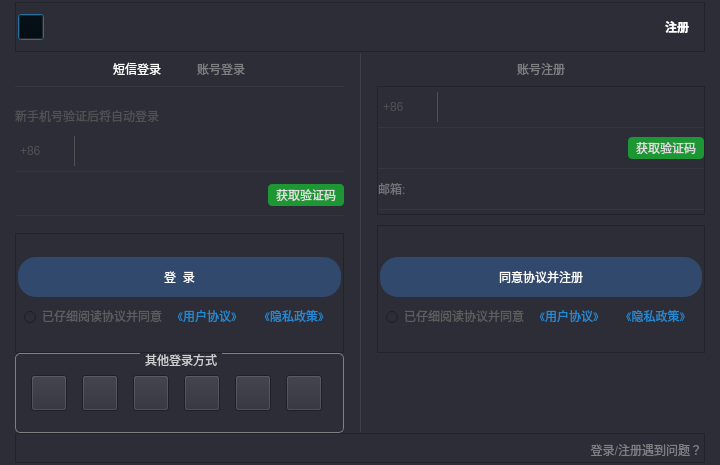
The window that VideoPlayer/login/NewLoginForm.ui (huizhang556/pc-video-player) describes before a commit, drawn with Qt 5.
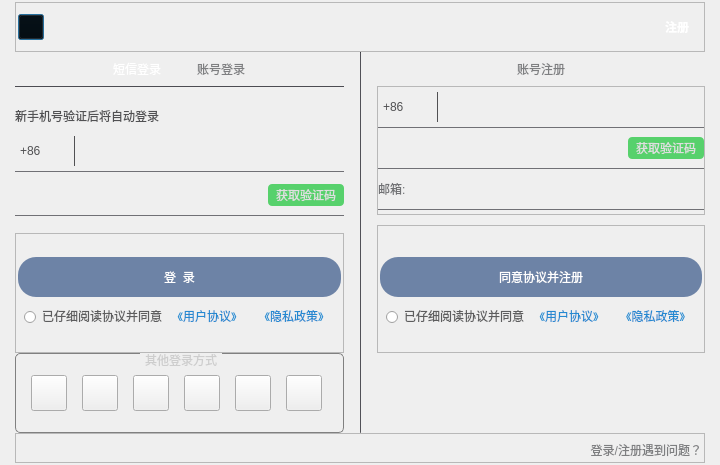
The same window after the commit. The open tabs and pages were chosen to show the change. Icons and pictures are not drawn. Custom widgets are drawn as their Qt base class.

The edit to the form file:
```diff
--- a/VideoPlayer/login/NewLoginForm.ui
+++ b/VideoPlayer/login/NewLoginForm.ui
@@ -20,10 +20,7 @@
    <string>Dialog</string>
   </property>
   <property name="styleSheet">
-   <string notr="true">QWidget
-{
-background-color: #2c2d36;
-}</string>
+   <string notr="true"/>
   </property>
   <layout class="QVBoxLayout" name="verticalLayout_45">
    <property name="spacing">
@@ -46,7 +43,8 @@
      <property name="styleSheet">
       <string notr="true">#frame_newLogin
 {
-border-radius: 6px;
+border-radius: 8px;
+border-image: url(:/images/bgpic/login_bg.png);
 }</string>
      </property>
      <layout class="QVBoxLayout" name="verticalLayout_21">
@@ -416,6 +414,26 @@
 #comboBox_area::drop-down
 {
 border: none;
+}
+
+QListView
+{
+color: #515153;
+font: 75 11pt &quot;Microsoft YaHei UI&quot;;
+background-color: #30333f;
+}
+
+QListView::item
+{
+height: 25px;
+border-radius: 3px;
+}
+
+QListView::item:hover
+{
+height: 28px;
+color: #ffffff;
+background-color: #32486d;
 }</string>
                            </property>
                            <item>
@@ -476,6 +494,7 @@
 color: white;
 font: 75 10pt &quot;Microsoft YaHei UI&quot;;
 padding-left: 5px;
+background-color: transparent;
 }
 
 QLineEdit:hover
@@ -564,6 +583,7 @@
 color: white;
 font: 75 10pt &quot;Microsoft YaHei UI&quot;;
 padding-left: 5px;
+background-color: transparent;
 }
 
 QLineEdit:hover
@@ -2380,6 +2400,26 @@
 #comboBox_regis_area::drop-down
 {
 border: none;
+}
+
+QListView
+{
+color: #515153;
+font: 75 11pt &quot;Microsoft YaHei UI&quot;;
+background-color: #30333f;
+}
+
+QListView::item
+{
+height: 25px;
+border-radius: 3px;
+}
+
+QListView::item:hover
+{
+height: 28px;
+color: #ffffff;
+background-color: #32486d;
 }</string>
                         </property>
                         <item>
@@ -2440,6 +2480,7 @@
 color: white;
 font: 75 10pt &quot;Microsoft YaHei UI&quot;;
 padding-left: 5px;
+background-color: transparent;
 }
 
 QLineEdit:hover
@@ -2522,6 +2563,7 @@
 color: white;
 font: 75 10pt &quot;Microsoft YaHei UI&quot;;
 padding-left: 5px;
+background-color: transparent;
 }
 
 QLineEdit:hover
@@ -2667,6 +2709,7 @@
 color: white;
 font: 75 10pt &quot;Microsoft YaHei UI&quot;;
 padding-left: 5px;
+background-color: transparent;
 }
 
 QLineEdit:hover
@@ -4087,16 +4130,16 @@
   </layout>
  </widget>
  <customwidgets>
-  <customwidget>
-   <class>MaskLabel</class>
-   <extends>QLabel</extends>
-   <header>login/MaskLabel.h</header>
-  </customwidget>
   <customwidget>
    <class>RoundLab</class>
    <extends>QLabel</extends>
    <header>customer/RoundLab.h</header>
   </customwidget>
+  <customwidget>
+   <class>MaskLabel</class>
+   <extends>QLabel</extends>
+   <header>login/MaskLabel.h</header>
+  </customwidget>
  </customwidgets>
  <resources/>
  <connections/>
```
Left out of the diff: 26 changed lines with no effect on the pictures.
